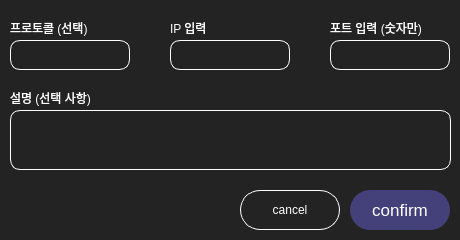
The window that components/page2/sub/NetworkPopup.ui (TF-LAVENDER/Lavender) describes before a commit, drawn with Qt 5.
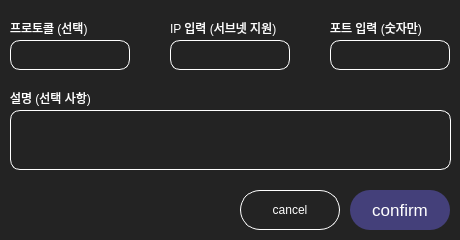
The same window after the commit.

What changed in the file:
```diff
--- a/components/page2/sub/NetworkPopup.ui
+++ b/components/page2/sub/NetworkPopup.ui
@@ -104,7 +104,7 @@
      <rect>
       <x>0</x>
       <y>0</y>
-      <width>65</width>
+      <width>121</width>
       <height>16</height>
      </rect>
     </property>
@@ -112,7 +112,7 @@
      <string notr="true">color: #ffffff;</string>
     </property>
     <property name="text">
-     <string>IP 입력</string>
+     <string>IP 입력 (서브넷 지원)</string>
     </property>
    </widget>
   </widget>
```
